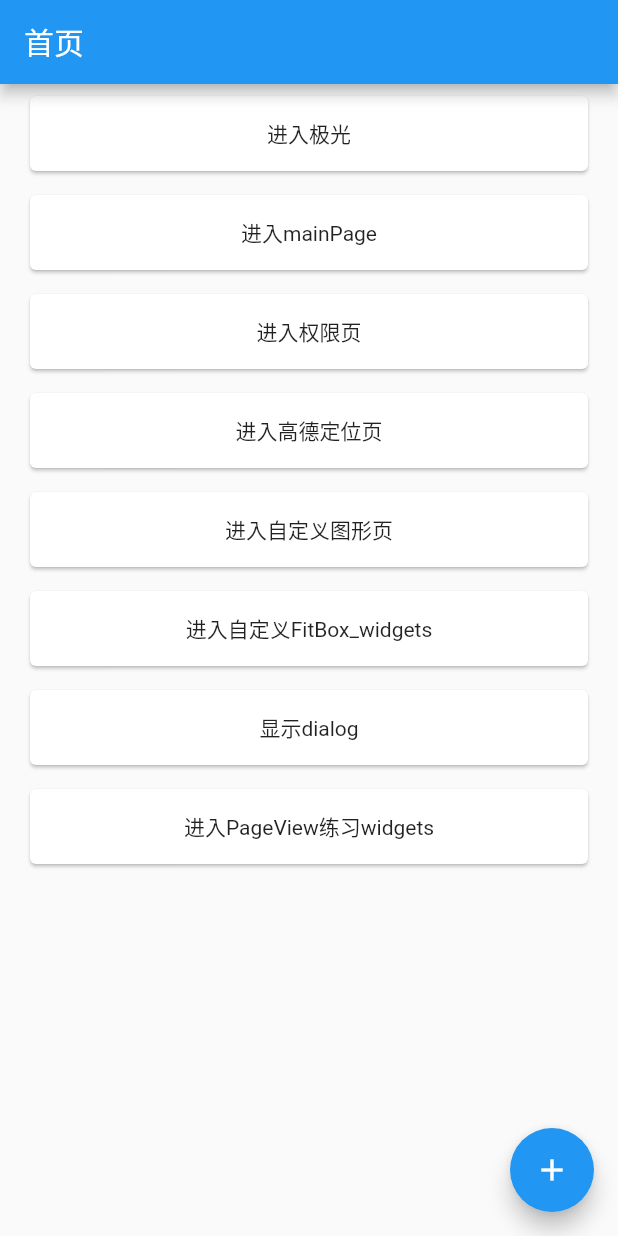
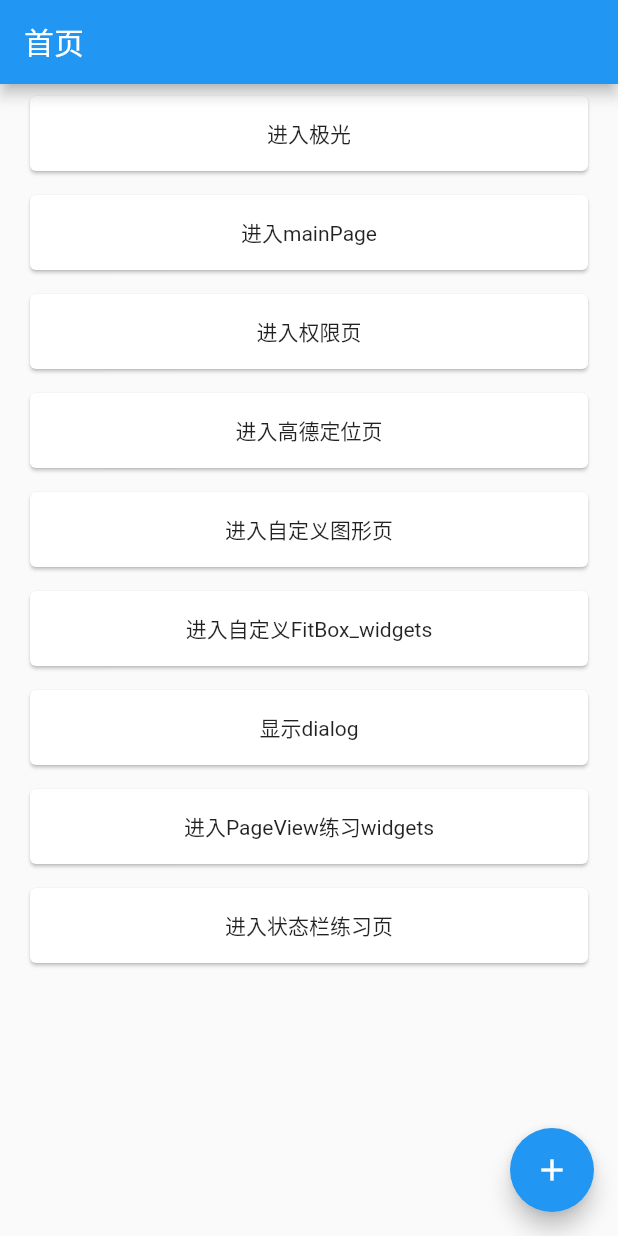
Before and after one commit to fyq550793892/easy_flutter, a Flutter app: the screen it shows after launch, on a phone screen of 412 x 824 dp. Run offline on Flutter 3.47's test engine with Material 2 defaults, Android fonts, the phone set to English and light mode, and no system bars; our stand-ins replace flutter_easyloading, fluttertoast, get, permission_handler; missing offline and left inert: amap_location_flutter_plugin, sp_util.

Commit message:
feat:状态栏相关功能

```diff
--- a/lib/home_page/main_home_page.dart
+++ b/lib/home_page/main_home_page.dart
@@ -156,6 +156,20 @@ class _MyHomePageState extends State<MyHomePage> {
               ),
             ),
           ),
+          GestureDetector(
+            onTap: () {
+              Get.toNamed(RouteConfig.globalBarPage);
+            },
+            child: ListTile(
+              title: Card(
+                child: Container(
+                  child: Text("进入状态栏练习页"),
+                  height: 50,
+                  alignment: Alignment.center,
+                ),
+              ),
+            ),
+          ),
         ],
       ),
       floatingActionButton: FloatingActionButton(
--- a/lib/routes/route_config.dart
+++ b/lib/routes/route_config.dart
@@ -1,6 +1,7 @@
 import 'package:easy_flutter/custom_view_modules/custom_view_page.dart';
 import 'package:easy_flutter/custom_widget_modules/custom_widget_page.dart';
 import 'package:easy_flutter/get_use/middle_use/login_middle.dart';
+import 'package:easy_flutter/global/state_bar/state_bar_use_widget.dart';
 import 'package:easy_flutter/home_page/main_home_page.dart';
 import 'package:easy_flutter/location_modules/location_page.dart';
 import 'package:easy_flutter/login_pages/login_page.dart';
@@ -29,6 +30,7 @@ class RouteConfig {
   static const String customViewPage = "/customViewPage"; // 自定义绘制页
   static const String customWidgetPage = "/customWidgetPage"; // 自定义绘制页
   static const String pageViewPage = "/pageViewPage"; // pageView练习页
+  static const String globalBarPage = "/globalBarPage"; // 状态栏页面
 
   // static const String studyFlagPage = "/studyFlagPage"; // 兴趣爱好
   // static const String serviceAgreementPage = "/serviceAgreementPage";
@@ -66,6 +68,7 @@ class RouteConfig {
     GetPage(name: customViewPage, page: () => CustomViewPage()),
     GetPage(name: customWidgetPage, page: () => CustomWidgetPage()),
     GetPage(name: pageViewPage, page: () => WidgetStudyPage()),
+    GetPage(name: globalBarPage, page: () => StateBarUserWidget()),
 
     // GetPage(name: studyFlagPage, page: () => StudyFlagPage()),
     // GetPage(name: serviceAgreementPage, page: () => ServiceAgreementPage()),
```
Also changed, not shown: lib/global/state_bar/state_bar_use_widget.dart (added, +53 -0 lines).
